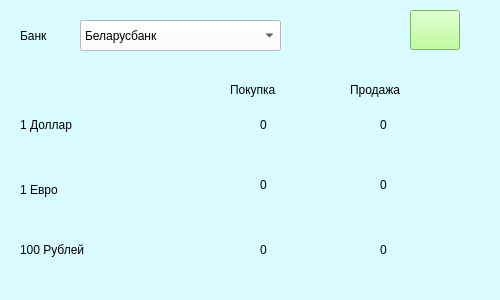
EfimTishkovski/simple_parser, file Form.ui: the form before one commit.
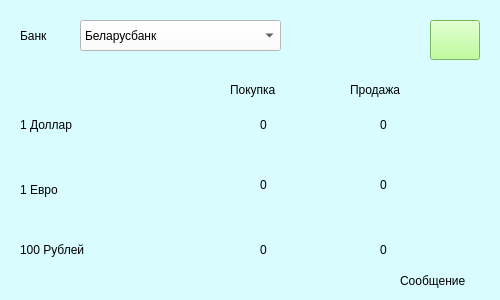
The form after the commit. Icons and pictures are not drawn.

Commit message: Дизайн подключён к основной программе.

Patch:
```diff
--- a/Form.ui
+++ b/Form.ui
@@ -193,8 +193,8 @@
   <widget class="QPushButton" name="pushButton">
    <property name="geometry">
     <rect>
-     <x>410</x>
-     <y>10</y>
+     <x>430</x>
+     <y>20</y>
      <width>50</width>
      <height>40</height>
     </rect>
@@ -328,6 +328,22 @@
     <pixmap>EuropeanUnion.png</pixmap>
    </property>
   </widget>
+  <widget class="QLabel" name="label_16">
+   <property name="geometry">
+    <rect>
+     <x>400</x>
+     <y>270</y>
+     <width>91</width>
+     <height>21</height>
+    </rect>
+   </property>
+   <property name="styleSheet">
+    <string notr="true">font: 12pt &quot;MS Shell Dlg 2&quot;;</string>
+   </property>
+   <property name="text">
+    <string>Сообщение</string>
+   </property>
+  </widget>
  </widget>
  <resources/>
  <connections/>
```
Left out of the diff: 3 changed lines with no effect on the pictures. The commit also changes 1 other file.
